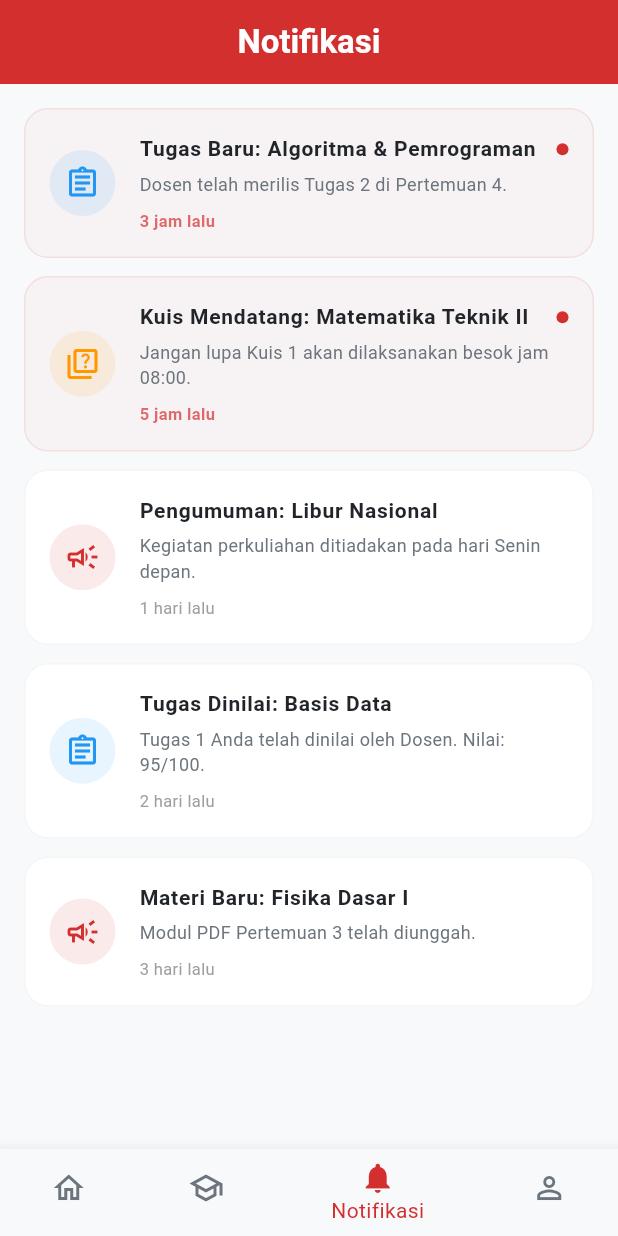
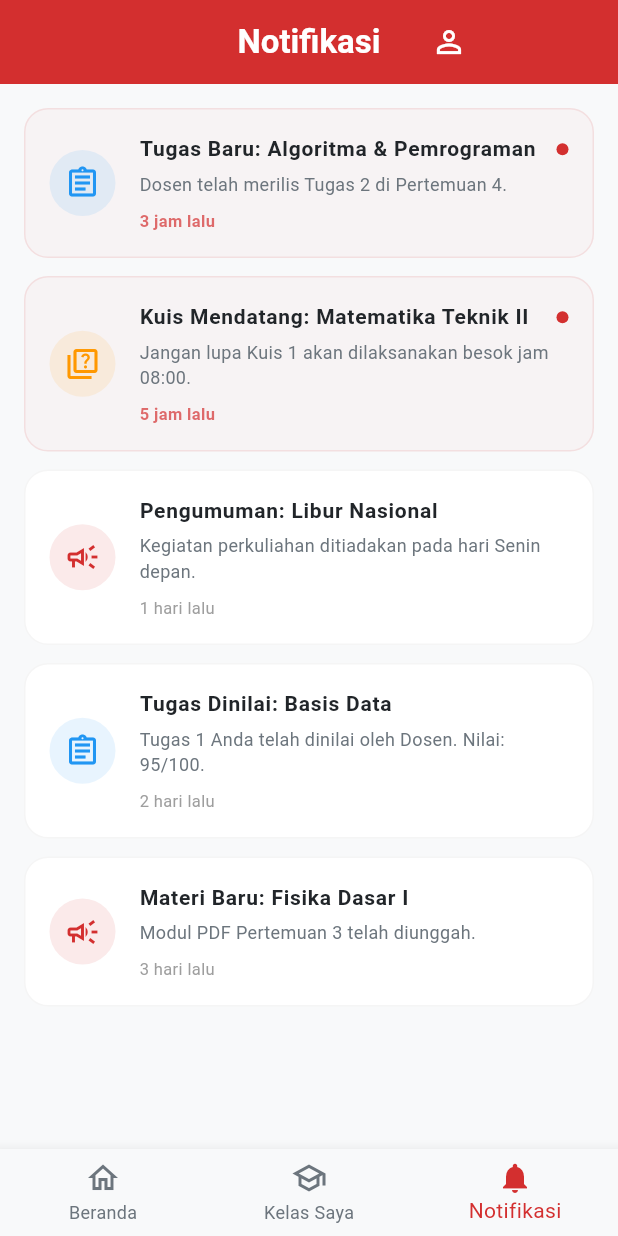
Before and after one commit to dianaulfa/folder, a Flutter app: the DashboardScreen screen opened directly with empty values, item 3 of the bottom bar chosen, on a phone screen of 412 x 824 dp. Run offline on Flutter 3.47's test engine with Material 3 defaults, Android fonts, the phone set to English and light mode, and no system bars.

Commit message:
memperbaiki fitur profil

```diff
--- a/lib/features/dashboard/dashboard_screen.dart
+++ b/lib/features/dashboard/dashboard_screen.dart
@@ -26,11 +26,11 @@ class _DashboardScreenState extends State<DashboardScreen> {
         onTap: (index) => setState(() => _currentIndex = index),
         selectedItemColor: AppColors.primary,
         unselectedItemColor: AppColors.textSecondary,
+        type: BottomNavigationBarType.fixed,
         items: const [
           BottomNavigationBarItem(icon: Icon(Icons.home_outlined), activeIcon: Icon(Icons.home), label: 'Beranda'),
           BottomNavigationBarItem(icon: Icon(Icons.school_outlined), activeIcon: Icon(Icons.school), label: 'Kelas Saya'),
           BottomNavigationBarItem(icon: Icon(Icons.notifications_outlined), activeIcon: Icon(Icons.notifications), label: 'Notifikasi'),
-          BottomNavigationBarItem(icon: Icon(Icons.person_outline), activeIcon: Icon(Icons.person), label: 'Profil'),
         ],
       ),
     );
@@ -41,11 +41,9 @@ class _DashboardScreenState extends State<DashboardScreen> {
       case 0:
         return _buildHomeContent();
       case 1:
-        return const MyClassesScreen();
+        return MyClassesScreen(userName: widget.userName);
       case 2:
-        return const NotificationScreen();
-      case 3:
-        return ProfileScreen(userName: widget.userName);
+        return NotificationScreen(userName: widget.userName);
       default:
         return _buildHomeContent();
     }
@@ -90,10 +88,20 @@ class _DashboardScreenState extends State<DashboardScreen> {
                     ),
                   ],
                 ),
-                const CircleAvatar(
-                  radius: 28,
-                  backgroundColor: Colors.white24,
-                  child: Icon(Icons.person, color: Colors.white, size: 32),
+                GestureDetector(
+                  onTap: () {
+                    Navigator.push(
+                      context,
+                      MaterialPageRoute(
+                        builder: (context) => ProfileScreen(userName: widget.userName),
+                      ),
+                    );
+                  },
+                  child: const CircleAvatar(
+                    radius: 28,
+                    backgroundColor: Colors.white24,
+                    child: Icon(Icons.person, color: Colors.white, size: 32),
+                  ),
                 ),
               ],
             ),
--- a/lib/features/notifications/notification_screen.dart
+++ b/lib/features/notifications/notification_screen.dart
@@ -1,8 +1,11 @@
 import 'package:flutter/material.dart';
 import '../../core/theme/app_theme.dart';
+import '../profile/profile_screen.dart';
 
 class NotificationScreen extends StatelessWidget {
-  const NotificationScreen({super.key});
+  final String userName;
+
+  const NotificationScreen({super.key, required this.userName});
 
   @override
   Widget build(BuildContext context) {
@@ -51,9 +54,20 @@ class NotificationScreen extends StatelessWidget {
         title: const Text('Notifikasi', style: TextStyle(fontWeight: FontWeight.bold)),
         centerTitle: true,
         actions: [
+          IconButton(
+            icon: const Icon(Icons.person_outline),
+            onPressed: () {
+              Navigator.push(
+                context,
+                MaterialPageRoute(
+                  builder: (context) => ProfileScreen(userName: userName),
+                ),
+              );
+            },
+          ),
           TextButton(
             onPressed: () {},
-            child: const Text('Tandai Semua Dibaca', style: TextStyle(color: AppColors.primary, fontSize: 12)),
+            child: const Text('Tandai Semua', style: TextStyle(color: AppColors.primary, fontSize: 10)),
           ),
         ],
       ),
```
Also changed, not shown: lib/features/courses/my_classes_screen.dart (+18 -1 lines).
